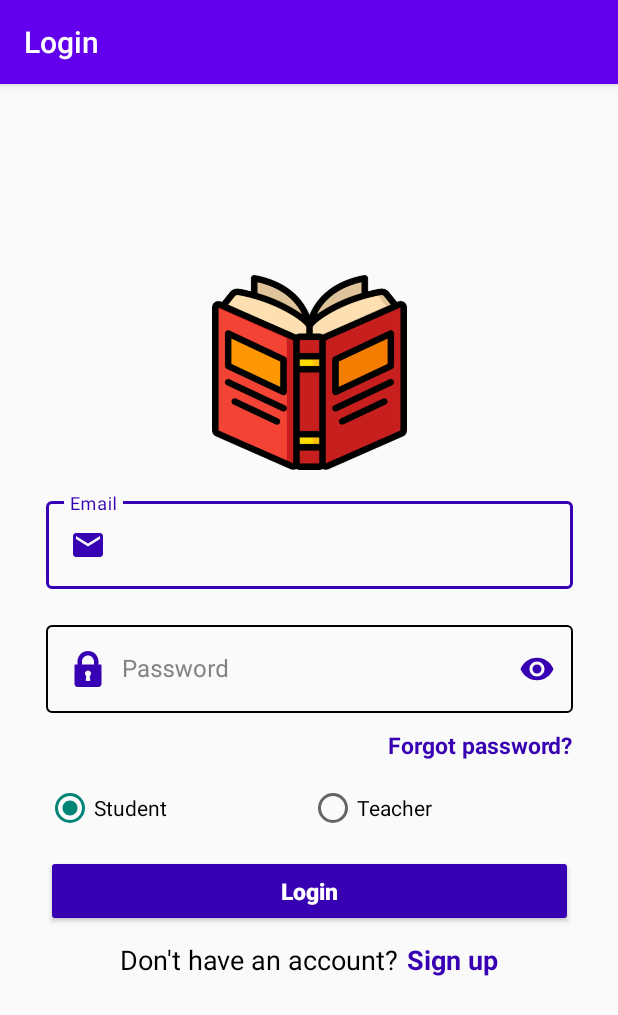
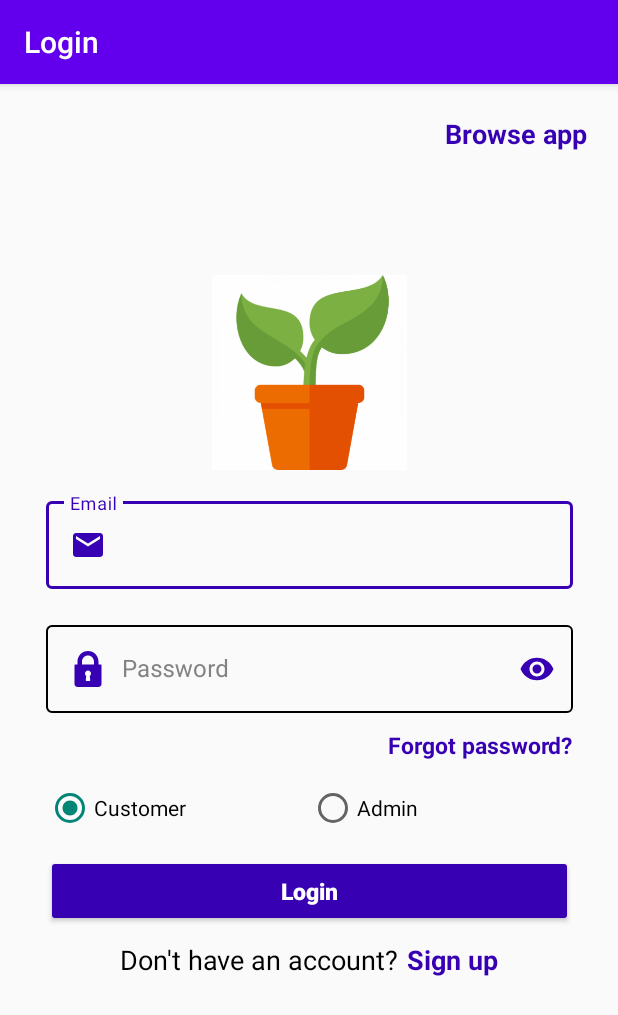
Before and after one commit to Mohab-Ezzat99/Plants, an Android app: the screen it shows after launch (LoginActivity), on a phone screen of 412 x 824 dp. Shown: the top 1015 px of the screen. Run offline under Robolectric (Android 15) with nearby library versions, the phone set to English and light mode, and no system bars; our stand-ins replace Firebase (no records; nobody signed in at launch, a user with empty details on screens opened directly), sdp/ssp sizes.

Commit message:
init structure

```diff
--- a/app/src/main/AndroidManifest.xml
+++ b/app/src/main/AndroidManifest.xml
@@ -64,7 +64,8 @@
         </activity>
         <activity
             android:name=".activity.auth.SplashActivity"
-            android:exported="true">
+            android:exported="true"
+            android:label="Plants">
             <intent-filter>
                 <action android:name="android.intent.action.MAIN" />
 
--- a/app/src/main/java/mrandroid/app/activity/auth/LoginActivity.java
+++ b/app/src/main/java/mrandroid/app/activity/auth/LoginActivity.java
@@ -63,7 +63,7 @@ public class LoginActivity extends AppCompatActivity {
                         Toast.makeText(getBaseContext(), "Welcome! Login Successfully", Toast.LENGTH_LONG).show();
 
                         Constants.IS_TEACHER =
-                                (binding.radioGroup.getCheckedRadioButtonId() == R.id.rbTeacher);
+                                (binding.radioGroup.getCheckedRadioButtonId() == R.id.rbCustomer);
                         startActivity(new Intent(getBaseContext(), HomeActivity.class));
                         finish();
                     } else {
--- a/app/src/main/res/layout/activity_login.xml
+++ b/app/src/main/res/layout/activity_login.xml
@@ -10,6 +10,18 @@
     <androidx.constraintlayout.widget.ConstraintLayout
         android:layout_width="match_parent"
         android:layout_height="match_parent">
+
+        <TextView
+            android:id="@+id/tv_browseApp"
+            android:layout_width="wrap_content"
+            android:layout_height="wrap_content"
+            android:text="Browse app"
+            android:layout_margin="@dimen/_16sdp"
+            android:textColor="?attr/colorPrimaryVariant"
+            android:textSize="@dimen/_14ssp"
+            android:textStyle="bold"
+            app:layout_constraintEnd_toEndOf="parent"
+            app:layout_constraintTop_toTopOf="parent" />
 
         <ImageView
             android:id="@+id/iv_logo"
@@ -84,19 +96,19 @@
             app:layout_constraintTop_toBottomOf="@+id/tv_forgot">
 
             <RadioButton
-                android:id="@+id/rbStudent"
+                android:id="@+id/rbCustomer"
                 android:layout_width="0dp"
                 android:layout_height="wrap_content"
                 android:layout_weight="1"
                 android:checked="true"
-                android:text="Student" />
+                android:text="Customer" />
 
             <RadioButton
-                android:id="@+id/rbTeacher"
+                android:id="@+id/rbAdmin"
                 android:layout_width="0dp"
                 android:layout_height="wrap_content"
                 android:layout_weight="1"
-                android:text="Teacher" />
+                android:text="Admin" />
         </RadioGroup>
 
         <Button
```
Also changed, not shown: app/src/main/res/drawable-hdpi/pic_icon.png, app/src/main/res/drawable-mdpi/pic_icon.png, app/src/main/res/drawable-xhdpi/pic_icon.png, app/src/main/res/drawable-xxhdpi/pic_icon.png, app/src/main/res/drawable-xxxhdpi/pic_icon.png, 1 other file.
